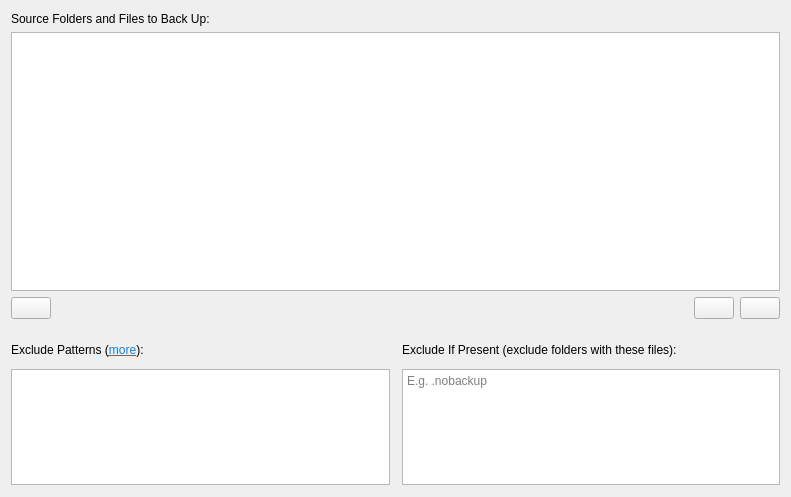
Above: src/vorta/assets/UI/sourcetab.ui from borgbase/vorta before the change. Below: the same form after it.
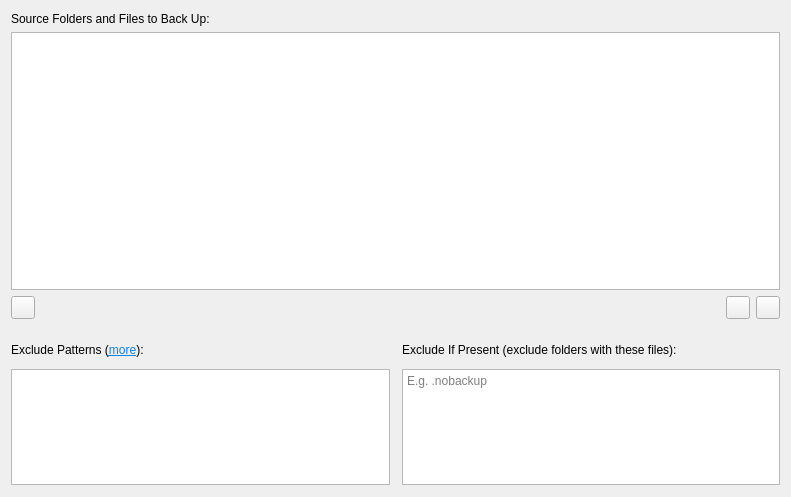
That is the form after the change.

Commit message:
Morph `QPushButton`s into `QToolButton`s.
Some exceptions were made, especially in the dialog windows.

* src/vorta/assets/UI/archivetab.ui
* src/vorta/assets/UI/mainwindow.ui
* src/vorta/assets/UI/repotab.ui
* src/vorta/assets/UI/sourcetab.ui

Patch:
```diff
--- a/src/vorta/assets/UI/sourcetab.ui
+++ b/src/vorta/assets/UI/sourcetab.ui
@@ -106,7 +106,7 @@
       <item>
        <layout class="QHBoxLayout" name="horizontalLayout_2">
         <item>
-         <widget class="QPushButton" name="updateButton">
+         <widget class="QToolButton" name="updateButton">
           <property name="toolTip">
            <string>Recalculate source size and file count</string>
           </property>
@@ -126,14 +126,17 @@
          </spacer>
         </item>
         <item>
-         <widget class="QPushButton" name="addButton">
+         <widget class="QToolButton" name="addButton">
           <property name="toolTip">
            <string>Add sources</string>
           </property>
+          <property name="popupMode">
+           <enum>QToolButton::InstantPopup</enum>
+          </property>
          </widget>
         </item>
         <item>
-         <widget class="QPushButton" name="removeButton">
+         <widget class="QToolButton" name="removeButton">
           <property name="toolTip">
            <string>Remove the selected source</string>
           </property>
```
The commit also changes 3 other files.
